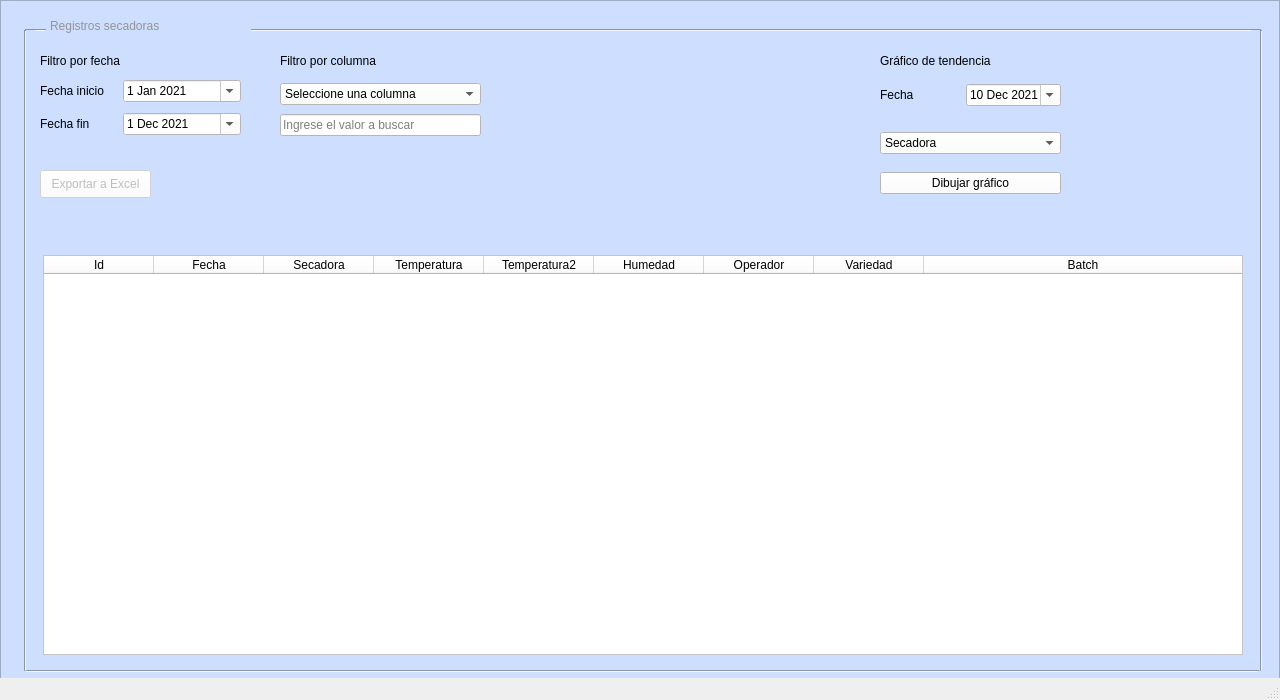
Before: the Qt Designer form ui/main.ui in leofravega51/secadoras-adecco, drawn with Qt 5.
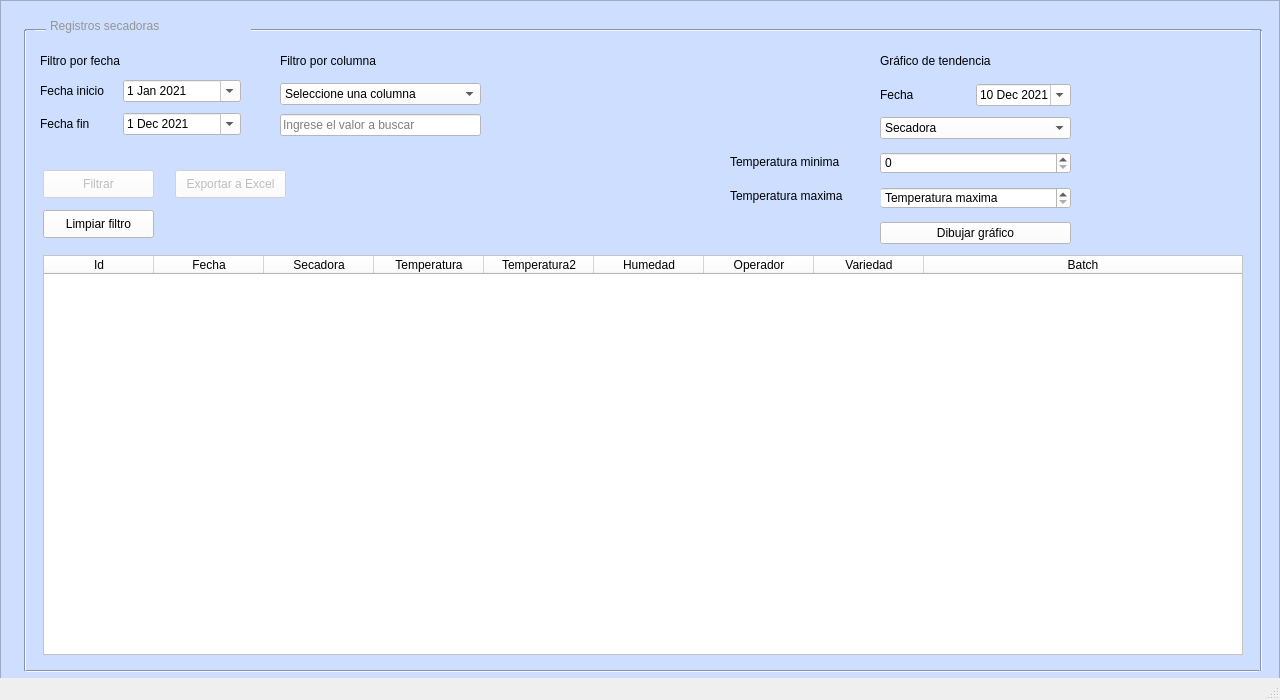
After: the same form once the commit is applied. Icons and pictures are not drawn.

Diff of the .ui file:
```diff
--- a/ui/main.ui
+++ b/ui/main.ui
@@ -33,6 +33,9 @@
   </property>
   <widget class="QWidget" name="centralwidget">
    <widget class="QFrame" name="background_frame">
+    <property name="enabled">
+     <bool>true</bool>
+    </property>
     <property name="geometry">
      <rect>
       <x>0</x>
@@ -448,7 +451,7 @@
       <rect>
        <x>880</x>
        <y>80</y>
-       <width>181</width>
+       <width>191</width>
        <height>31</height>
       </rect>
      </property>
@@ -520,13 +523,13 @@
      <property name="geometry">
       <rect>
        <x>880</x>
-       <y>120</y>
-       <width>181</width>
-       <height>88</height>
+       <y>110</y>
+       <width>191</width>
+       <height>141</height>
       </rect>
      </property>
      <layout class="QGridLayout" name="chartSecadoraLayout">
-      <item row="1" column="0">
+      <item row="3" column="0">
        <widget class="QPushButton" name="drawChartButton">
         <property name="styleSheet">
          <string notr="true">font: 75 12pt &quot;Arial Narrow&quot;;
@@ -561,6 +564,11 @@
           <string>KW 325</string>
          </property>
         </item>
+        <item>
+         <property name="text">
+          <string>FARM 6</string>
+         </property>
+        </item>
         <item>
          <property name="text">
           <string>FARM 7</string>
@@ -573,6 +581,28 @@
         </item>
        </widget>
       </item>
+      <item row="1" column="0">
+       <widget class="QSpinBox" name="tempMin">
+        <property name="styleSheet">
+         <string notr="true">background-color: rgb(255, 255, 255);
+font: 75 12pt &quot;Arial Narrow&quot;;</string>
+        </property>
+        <property name="specialValueText">
+         <string/>
+        </property>
+       </widget>
+      </item>
+      <item row="2" column="0">
+       <widget class="QSpinBox" name="tempMax">
+        <property name="styleSheet">
+         <string notr="true">background-color: rgb(255, 255, 255);
+font: 75 12pt &quot;Arial Narrow&quot;;</string>
+        </property>
+        <property name="specialValueText">
+         <string>Temperatura maxima</string>
+        </property>
+       </widget>
+      </item>
      </layout>
     </widget>
     <widget class="QLabel" name="logoLabel">
@@ -628,7 +658,7 @@
      </property>
      <property name="geometry">
       <rect>
-       <x>40</x>
+       <x>175</x>
        <y>170</y>
        <width>111</width>
        <height>28</height>
@@ -642,6 +672,80 @@
       <string>Exportar a Excel</string>
      </property>
     </widget>
+    <widget class="QPushButton" name="filterTableButton">
+     <property name="enabled">
+      <bool>false</bool>
+     </property>
+     <property name="geometry">
+      <rect>
+       <x>43</x>
+       <y>170</y>
+       <width>111</width>
+       <height>28</height>
+      </rect>
+     </property>
+     <property name="styleSheet">
+      <string notr="true">font: 75 12pt &quot;Arial Narrow&quot;;
+background-color: rgb(255, 255, 255);</string>
+     </property>
+     <property name="text">
+      <string>Filtrar</string>
+     </property>
+    </widget>
+    <widget class="QPushButton" name="clearFilterButton">
+     <property name="enabled">
+      <bool>true</bool>
+     </property>
+     <property name="geometry">
+      <rect>
+       <x>43</x>
+       <y>210</y>
+       <width>111</width>
+       <height>28</height>
+      </rect>
+     </property>
+     <property name="styleSheet">
+      <string notr="true">font: 75 12pt &quot;Arial Narrow&quot;;
+background-color: rgb(255, 255, 255);</string>
+     </property>
+     <property name="text">
+      <string>Limpiar filtro</string>
+     </property>
+    </widget>
+    <widget class="QLabel" name="labelTempMin">
+     <property name="geometry">
+      <rect>
+       <x>730</x>
+       <y>150</y>
+       <width>141</width>
+       <height>23</height>
+      </rect>
+     </property>
+     <property name="styleSheet">
+      <string notr="true">font: 75 14pt &quot;Arial Narrow&quot;;
+text-align: &quot;center&quot;;</string>
+     </property>
+     <property name="text">
+      <string>Temperatura minima</string>
+     </property>
+    </widget>
+    <widget class="QLabel" name="labelTempMax">
+     <property name="geometry">
+      <rect>
+       <x>730</x>
+       <y>185</y>
+       <width>151</width>
+       <height>21</height>
+      </rect>
+     </property>
+     <property name="styleSheet">
+      <string notr="true">font: 75 14pt &quot;Arial Narrow&quot;;
+text-align: &quot;center&quot;;</string>
+     </property>
+     <property name="text">
+      <string>Temperatura maxima</string>
+     </property>
+    </widget>
     <zorder>dataTable</zorder>
     <zorder>formLayoutWidget</zorder>
     <zorder>verticalLayoutWidget</zorder>
@@ -658,6 +762,10 @@
     <zorder>logoLabel</zorder>
     <zorder>labelFilterByColumn</zorder>
     <zorder>exportToExcelButton</zorder>
+    <zorder>filterTableButton</zorder>
+    <zorder>clearFilterButton</zorder>
+    <zorder>labelTempMin</zorder>
+    <zorder>labelTempMax</zorder>
    </widget>
   </widget>
   <widget class="QStatusBar" name="statusbar"/>
```
